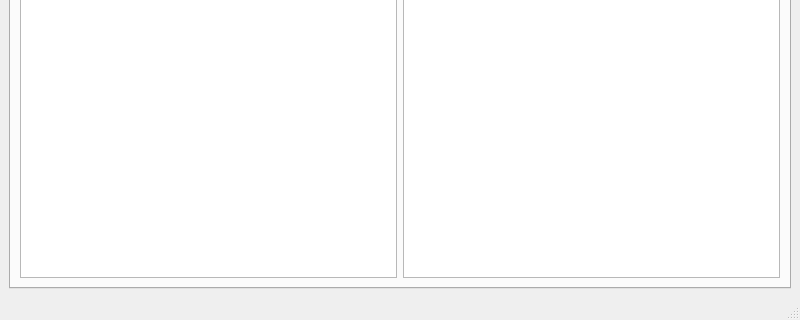
This is ui/gui/qt_new/CreateRecording.ui in dani-l/PaPI as Qt 5 draws it before an edit; both pictures show x 0 to 800 and y 280 to 600 of the 800 by 600 pixel window. The edited form follows.
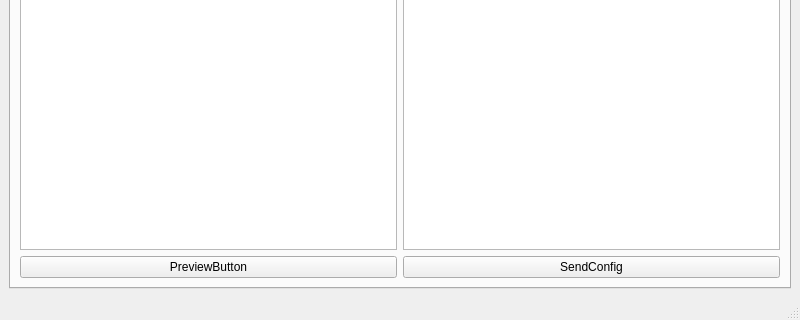
This is the edited form. The open tabs and pages were chosen to show the change.

Commit message: Changed GUI due to CreateRecording

Diff of the .ui file:
```diff
--- a/ui/gui/qt_new/CreateRecording.ui
+++ b/ui/gui/qt_new/CreateRecording.ui
@@ -61,10 +61,32 @@
        </attribute>
        <layout class="QHBoxLayout" name="horizontalLayout_3">
         <item>
-         <widget class="QTreeView" name="structureView_sub"/>
+         <layout class="QVBoxLayout" name="verticalLayout_3">
+          <item>
+           <widget class="QTreeView" name="structureView_sub"/>
+          </item>
+          <item>
+           <widget class="QPushButton" name="previewButton_sub">
+            <property name="text">
+             <string>PreviewButton</string>
+            </property>
+           </widget>
+          </item>
+         </layout>
         </item>
         <item>
-         <widget class="QTableView" name="subView"/>
+         <layout class="QVBoxLayout" name="verticalLayout_4">
+          <item>
+           <widget class="QTableView" name="subView"/>
+          </item>
+          <item>
+           <widget class="QPushButton" name="pushButton_2">
+            <property name="text">
+             <string>SendConfig</string>
+            </property>
+           </widget>
+          </item>
+         </layout>
         </item>
        </layout>
       </widget>
```
The commit also changes 6 other files.
